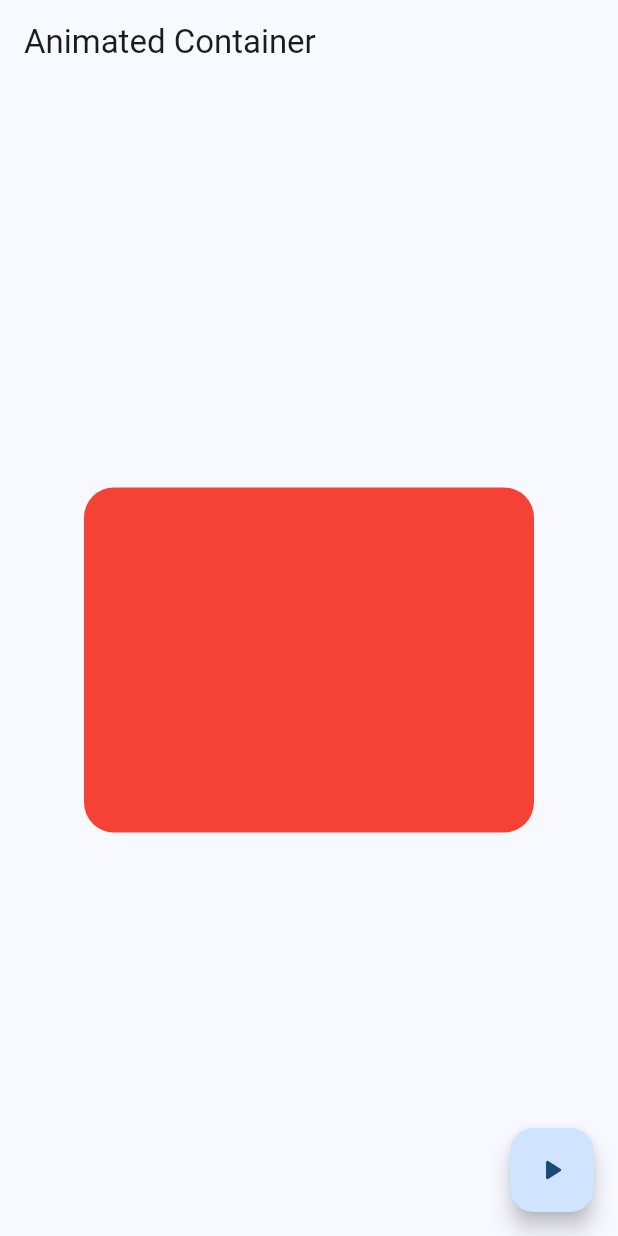
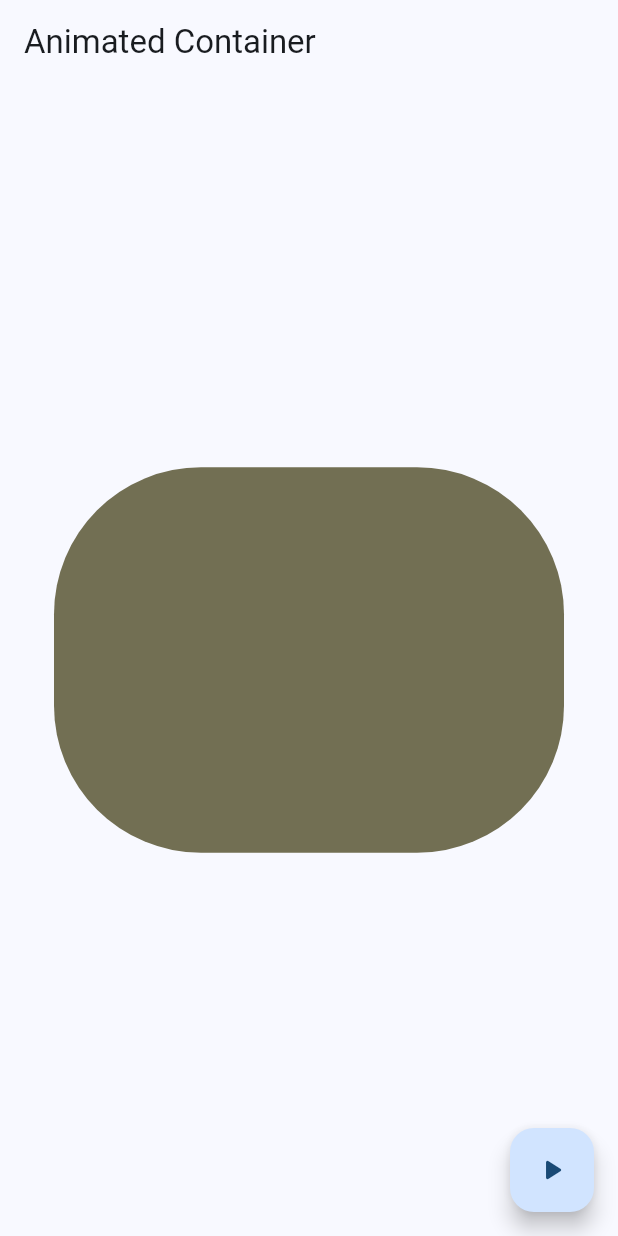
Before and after one commit to Kanicbay/Flutter-Learning, a Flutter app: the AnimatedScreen screen opened by its route, after a tap on the "play arrow" icon, on a phone screen of 412 x 824 dp. Run offline on Flutter 3.47's test engine with Material 3 defaults, Android fonts, the phone set to English and light mode, and no system bars; our stand-ins replace animate_do, dio, go_router, video_player.

Commit message:
feat(widgets_app): add animations to the container
Brian Coyago

```diff
--- a/Flutter/widgets_app/lib/presentation/screens/animated/animated_screen.dart
+++ b/Flutter/widgets_app/lib/presentation/screens/animated/animated_screen.dart
@@ -1,9 +1,35 @@
 import 'package:flutter/material.dart';
+import 'dart:math' show Random;
 
-class AnimatedScreen extends StatelessWidget {
+class AnimatedScreen extends StatefulWidget {
   static const name = 'animated_screen';
 
   const AnimatedScreen({super.key});
+
+  @override
+  State<AnimatedScreen> createState() => _AnimatedScreenState();
+}
+
+class _AnimatedScreenState extends State<AnimatedScreen> {
+  double width = 50;
+  double height = 50;
+  Color color = Colors.indigo;
+  double borderRadius = 10;
+
+  void changeShape() {
+    final random = Random();
+    width = random.nextInt(300) + 120;
+    height = random.nextInt(300) + 120;
+    borderRadius = random.nextInt(100) + 20;
+    color = Color.fromRGBO(
+      random.nextInt(255),
+      random.nextInt(255),
+      random.nextInt(255),
+      1,
+    );
+
+    setState(() {});
+  }
 
   @override
   Widget build(BuildContext context) {
@@ -13,18 +39,20 @@ class AnimatedScreen extends StatelessWidget {
       body: Center(
         child: AnimatedContainer(
           duration: const Duration(milliseconds: 400),
-          curve: Curves.easeInCubic,
-          width: 300,
-          height: 230,
+          curve: Curves.elasticOut,
+          width: width <= 0 ? 0 : width,
+          height: height <= 0 ? 0 : height,
           decoration: BoxDecoration(
-            color: Colors.red,
-            borderRadius: BorderRadius.circular(20),
+            color: color,
+            borderRadius: BorderRadius.circular(
+              borderRadius < 0 ? 0 : borderRadius,
+            ),
           ),
         ),
       ),
 
       floatingActionButton: FloatingActionButton(
-        onPressed: () {},
+        onPressed: changeShape,
         child: Icon(Icons.play_arrow_rounded),
       ),
     );
```
